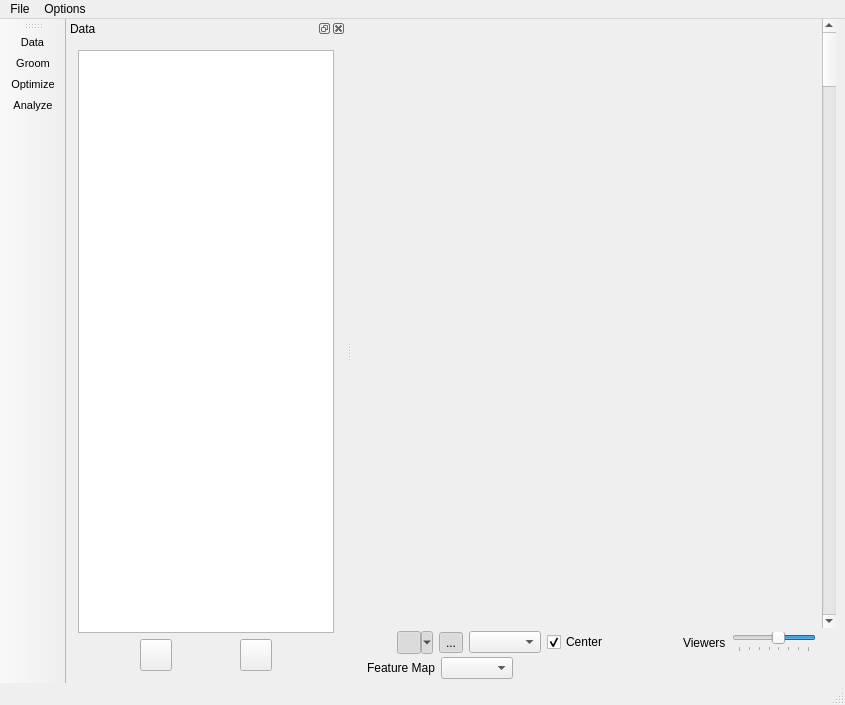
Old version of the form Studio/src/Application/Visualization/ShapeWorksStudioApp.ui in the repository SCIInstitute/ShapeWorks.
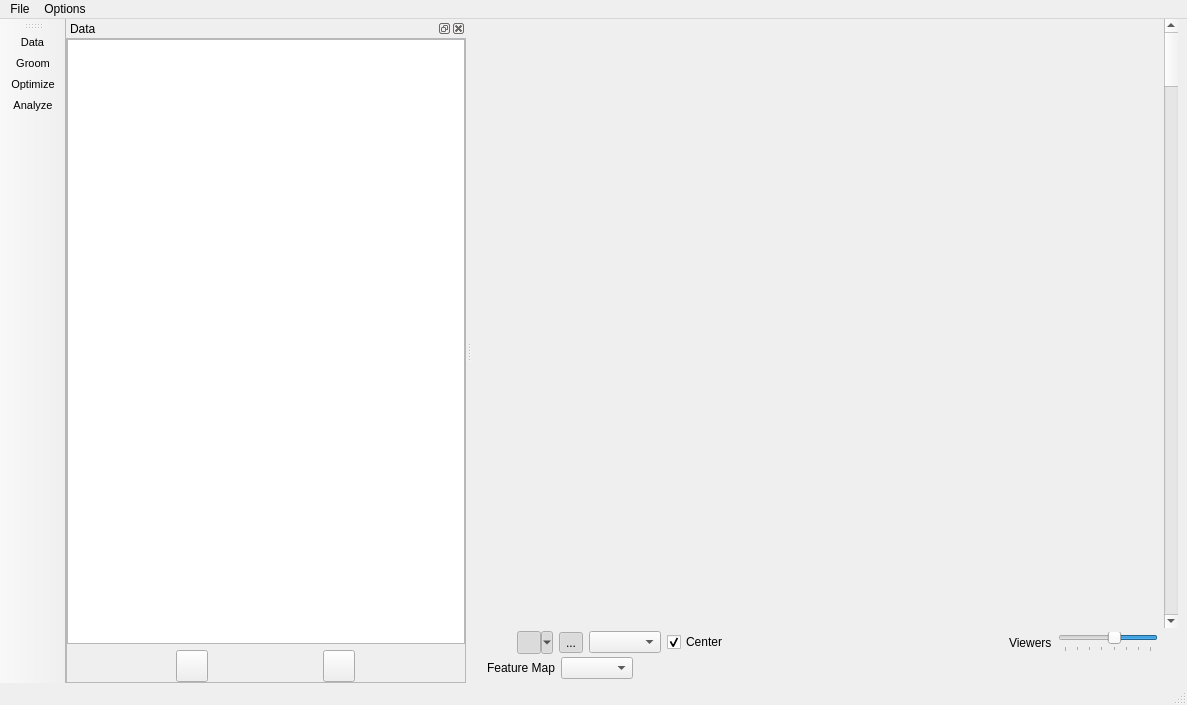
New version of the form. Icons and pictures are not drawn. Custom widgets are drawn as their Qt base class.

Commit message: Adjusting layout.

```diff
--- a/Studio/src/Application/Visualization/ShapeWorksStudioApp.ui
+++ b/Studio/src/Application/Visualization/ShapeWorksStudioApp.ui
@@ -6,7 +6,7 @@
    <rect>
     <x>0</x>
     <y>0</y>
-    <width>845</width>
+    <width>1187</width>
     <height>705</height>
    </rect>
   </property>
@@ -290,7 +290,7 @@
     <rect>
      <x>0</x>
      <y>0</y>
-     <width>845</width>
+     <width>1187</width>
      <height>22</height>
     </rect>
    </property>
@@ -331,6 +331,12 @@
   </widget>
   <widget class="QStatusBar" name="statusbar"/>
   <widget class="QDockWidget" name="controlsDock">
+   <property name="minimumSize">
+    <size>
+     <width>400</width>
+     <height>400</height>
+    </size>
+   </property>
    <property name="floating">
     <bool>false</bool>
    </property>
@@ -352,18 +358,66 @@
       <number>12</number>
      </property>
      <property name="leftMargin">
-      <number>12</number>
+      <number>0</number>
      </property>
      <property name="topMargin">
-      <number>12</number>
+      <number>0</number>
      </property>
      <property name="rightMargin">
-      <number>12</number>
+      <number>0</number>
      </property>
      <property name="bottomMargin">
-      <number>12</number>
+      <number>0</number>
      </property>
      <item>
+      <widget class="QScrollArea" name="scrollArea">
+       <property name="sizePolicy">
+        <sizepolicy hsizetype="Expanding" vsizetype="Expanding">
+         <horstretch>0</horstretch>
+         <verstretch>0</verstretch>
+        </sizepolicy>
+       </property>
+       <property name="minimumSize">
+        <size>
+         <width>375</width>
+         <height>0</height>
+        </size>
+       </property>
+       <property name="horizontalScrollBarPolicy">
+        <enum>Qt::ScrollBarAlwaysOff</enum>
+       </property>
+       <property name="widgetResizable">
+        <bool>true</bool>
+       </property>
+       <widget class="QWidget" name="scrollAreaWidgetContents">
+        <property name="geometry">
+         <rect>
+          <x>0</x>
+          <y>0</y>
+          <width>398</width>
+          <height>632</height>
+         </rect>
+        </property>
+        <property name="minimumSize">
+         <size>
+          <width>325</width>
+          <height>0</height>
+         </size>
+        </property>
+        <layout class="QGridLayout" name="gridLayout_4">
+         <property name="leftMargin">
+          <number>0</number>
+         </property>
+         <property name="topMargin">
+          <number>0</number>
+         </property>
+         <property name="rightMargin">
+          <number>0</number>
+         </property>
+         <property name="bottomMargin">
+          <number>0</number>
+         </property>
+         <item row="0" column="0">
       <widget class="QStackedWidget" name="stacked_widget">
        <property name="currentIndex">
         <number>0</number>
@@ -446,6 +500,10 @@
             </widget>
            </item>
           </layout>
+             </item>
+            </layout>
+           </widget>
+          </widget>
          </item>
         </layout>
        </widget>
```
Lines whose indentation alone changed are shown as unchanged. The commit also changes 1 other file.
